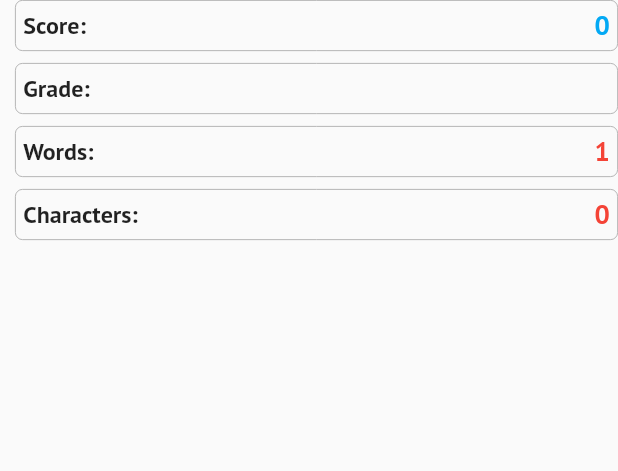
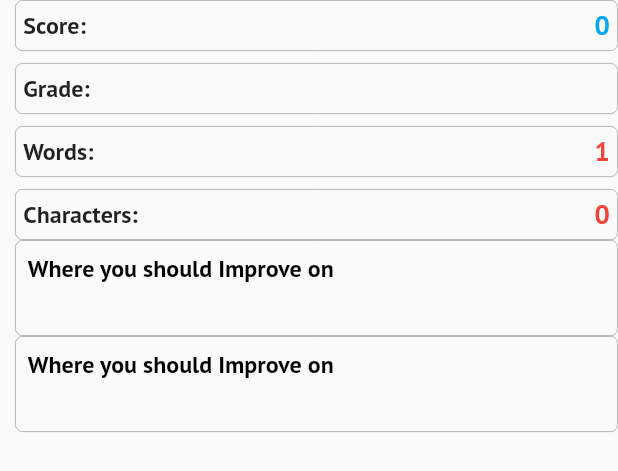
Before and after one commit to Ess-ai/essai-app, a Flutter app: the EssayStats widget shown alone on an empty page, opened directly with empty values, on a phone screen of 412 x 824 dp. Shown: the top 471 px of the screen. Run offline on Flutter 3.47's test engine with Material 2 defaults, Android fonts, the phone set to English and light mode, and no system bars; our stand-ins replace card_loading, get, google_fonts, iconsax, loading_animation_widget, lottie and 1 more; accounts and stored records are empty; network calls fail; project files that could hold a hidden picture were left out.

Commit message:
Reasons and Improvements

```diff
--- a/lib/pages/app/essay/widgets/essay_stats.dart
+++ b/lib/pages/app/essay/widgets/essay_stats.dart
@@ -20,12 +20,52 @@ class EssayStatsState extends State<EssayStats> {
     setState(() {
       score = scr.score;
       grade = scr.grade;
+      reasons = scr.reasons;
+      improvement = scr.improvements;
     });
     return [scr.score, scr.grade];
   }
 
   var score = '0';
   var grade = '';
+  var reasons = '';
+  var improvement = '';
+
+  Widget remarksImprovement(wid, mess) {
+    return Container(
+        decoration: BoxDecoration(
+            borderRadius: BorderRadius.circular(5),
+            border: Border.all(width: 0.5, color: Colors.grey)),
+        alignment: Alignment.topLeft,
+        child: Container(
+          padding: const EdgeInsets.all(8),
+          alignment: Alignment.topLeft,
+          child: Column(
+            mainAxisAlignment: MainAxisAlignment.start,
+            crossAxisAlignment: CrossAxisAlignment.start,
+            children: [
+              Text(
+                wid == 'reasoms'
+                    ? 'Teacher Remarks'
+                    : 'Where you should Improve on',
+                textAlign: TextAlign.left,
+                style: GoogleFonts.ptSans(
+                    color: Colors.black,
+                    fontSize: 16,
+                    fontWeight: FontWeight.bold),
+              ),
+              const SizedBox(
+                height: 10,
+              ),
+              Text(
+                mess,
+                textAlign: TextAlign.left,
+                style: GoogleFonts.ptSans(color: Colors.black, fontSize: 12),
+              ),
+            ],
+          ),
+        ));
+  }
 
   @override
   Widget build(BuildContext context) {
@@ -144,6 +184,16 @@ class EssayStatsState extends State<EssayStats> {
                       )
                     ],
                   )),
+
+              //Reasons
+              essay.isSubmitted == null
+                  ? Container()
+                  : remarksImprovement('reasons', reasons),
+
+              //Improvements
+              essay.isSubmitted == null
+                  ? Container()
+                  : remarksImprovement('impr', improvement)
             ],
           )),
     );
```
